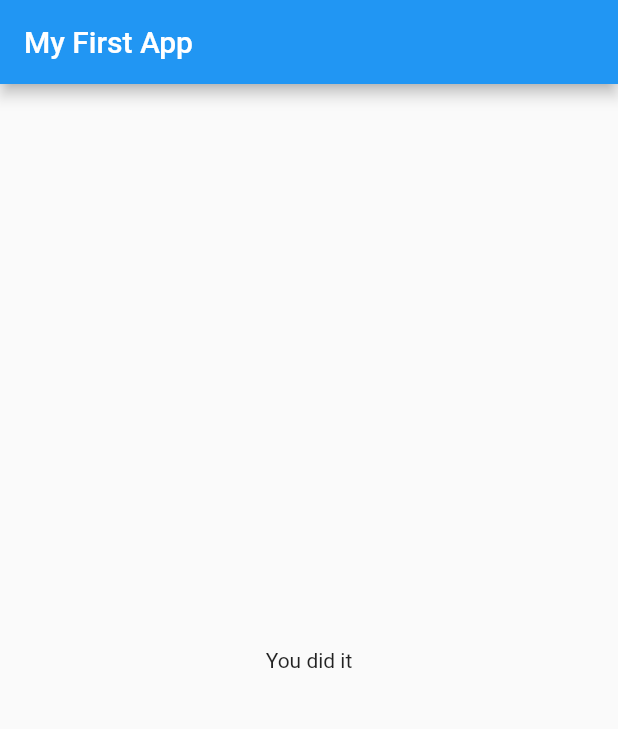
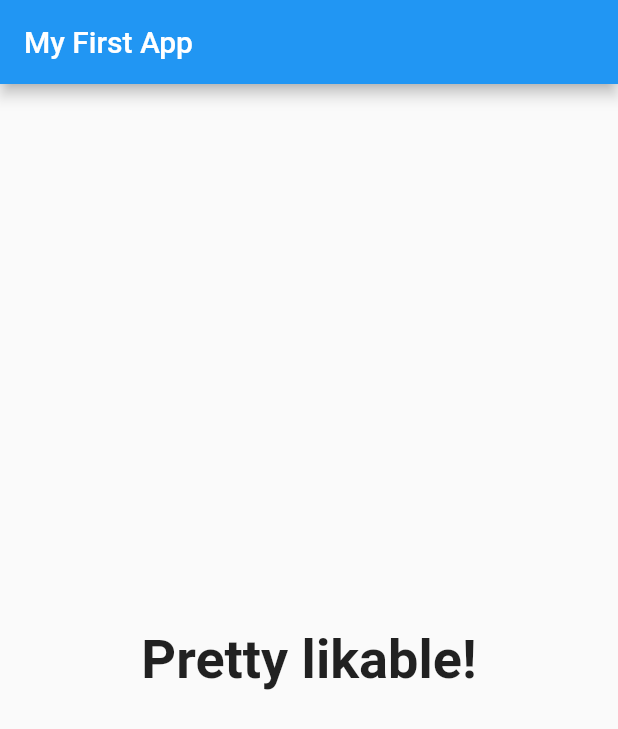
Before and after one commit to DecodingGreatness/Flutter, a Flutter app: the screen it shows after launch, after a tap on "Black", after a tap on "Snake", after a tap on "John", on a phone screen of 412 x 824 dp. Shown: the top 729 px of the screen. Run offline on Flutter 3.47's test engine with Material 2 defaults, Android fonts, the phone set to English and light mode, and no system bars.

Commit message:
added score resultText and centralised it

```diff
--- a/lib/main.dart
+++ b/lib/main.dart
@@ -44,8 +44,11 @@ class _MyAppState extends State<MyApp> {
     }
   ];
   var _questionIndex = 0;
+  var _totalScore = 0;
 
-  void _answerQuestion() {
+  void _answerQuestion(int score) {
+    _totalScore += score;
+
     setState(() {
       _questionIndex = _questionIndex + 1;
     });
@@ -68,7 +71,7 @@ class _MyAppState extends State<MyApp> {
                 answerQuestion: _answerQuestion,
                 questionIndex: _questionIndex,
                 questions: _questions)
-            : Result(),
+            : Result(_totalScore),
       ),
     );
   }
--- a/lib/quiz.dart
+++ b/lib/quiz.dart
@@ -22,7 +22,8 @@ class Quiz extends StatelessWidget {
         ),
         ...(questions[questionIndex]['answers'] as List<Map<String, Object>>)
             .map((answer) {
-          return Answer(answerQuestion, answer['text'] as String);
+          return Answer(
+              () => answerQuestion(answer['score']), answer['text'] as String);
         }).toList()
       ],
     );
--- a/lib/result.dart
+++ b/lib/result.dart
@@ -3,8 +3,32 @@ import 'package:flutter/widgets.dart';
 import 'package:flutter/material.dart';
 
 class Result extends StatelessWidget {
+  final int resultScore;
+
+  Result(this.resultScore);
+
+  String get resultPhrase {
+    var resultText = 'You did it!';
+    if (resultScore <= 8) {
+      resultText = ' You are awesome and innocent!';
+    } else if (resultScore <= 12) {
+      resultText = 'Pretty likable!';
+    } else if (resultScore <= 16) {
+      resultText = ' You are strange!';
+    } else {
+      resultText = 'You are so bad!';
+    }
+    return resultText;
+  }
+
   @override
   Widget build(BuildContext context) {
-    return Center(child: Text('You did it'));
+    return Center(
+      child: Text(
+        resultPhrase,
+        style: TextStyle(fontSize: 36, fontWeight: FontWeight.bold),
+        textAlign: TextAlign.center,
+      ),
+    );
   }
 }
```
